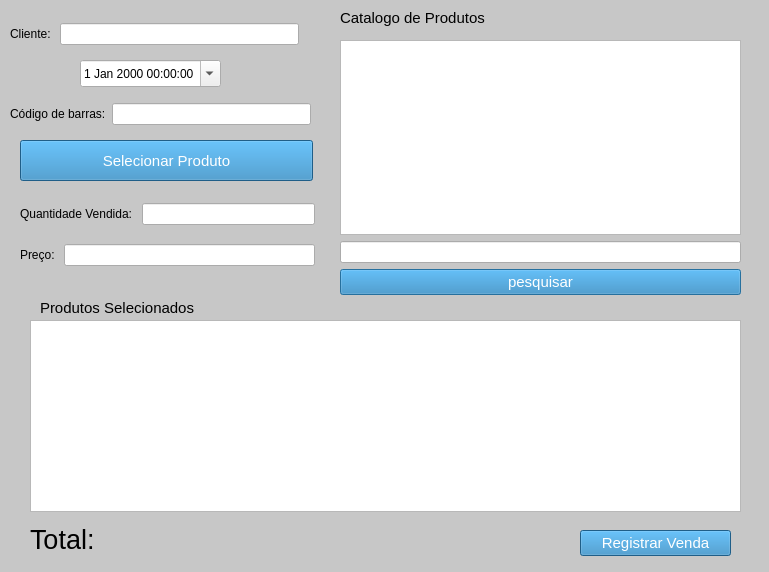
First picture: the form in venda.ui, repository GabR36/QEstoqueLoja, before the edit.
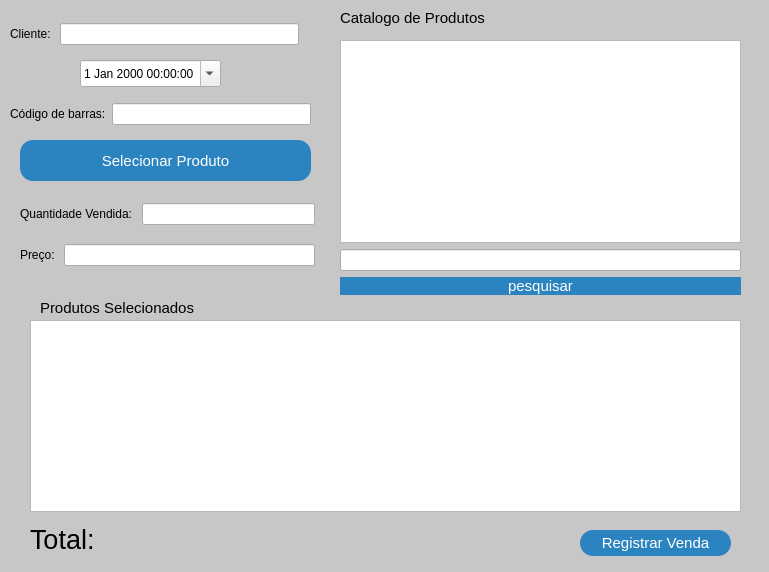
Second picture: the form after the edit.

```diff
--- a/venda.ui
+++ b/venda.ui
@@ -14,24 +14,37 @@
       <string>Venda - QEstoqueLoja</string>
     </property>
     <property name="styleSheet">
-      <string notr="true">#venda{
-      background-color: rgb(199, 199, 199);
-      font-size: 15px;
+   <string notr="true">
 
-      }
-      QPushButton{
-      background-color: rgb(43, 132, 191);
-      color: rgb(255, 255, 255);
-      font-size: 15px;
-      }
-      QGroupBox{
-      background-color:rgb(170, 170, 170);
-      font: 700 9pt &quot;Segoe UI&quot;;
-      font-size: 15px;
-      }
-      </string>
-    </property>
-
+#venda{
+background-color: rgb(199, 199, 199);
+
+}
+QPushButton{
+background-color: rgb(43, 132, 191);
+color: rgb(255, 255, 255);
+font-size: 15px;
+border-radius: 13px;
+
+}
+
+QPushButton:hover{
+	background-color: rgb(13, 92, 161);
+}
+QPushButton:pressed{
+	
+color: rgb(255, 255, 255);
+	background-color: rgb(153, 193, 241);
+font-size: 15px;
+border-radius: 13px;
+}
+QGroupBox{
+background-color:rgb(170, 170, 170);
+	font: 700 9pt &quot;Segoe UI&quot;;
+	font-size: 15px;
+}
+</string>
+  </property>
   <widget class="QTableView" name="Tview_ProdutosSelecionados">
     <property name="geometry">
       <rect>
@@ -223,7 +236,7 @@
       <rect>
 	<x>20</x>
 	<y>140</y>
-	<width>293</width>
+     <width>291</width>
 	<height>41</height>
       </rect>
     </property>
@@ -266,7 +279,7 @@
       </item>
     </layout>
   </widget>
-  <widget class="QWidget" name="">
+  <widget class="QWidget" name="layoutWidget">
     <property name="geometry">
       <rect>
 	<x>30</x>
```
Lines whose indentation alone changed are shown as unchanged.
